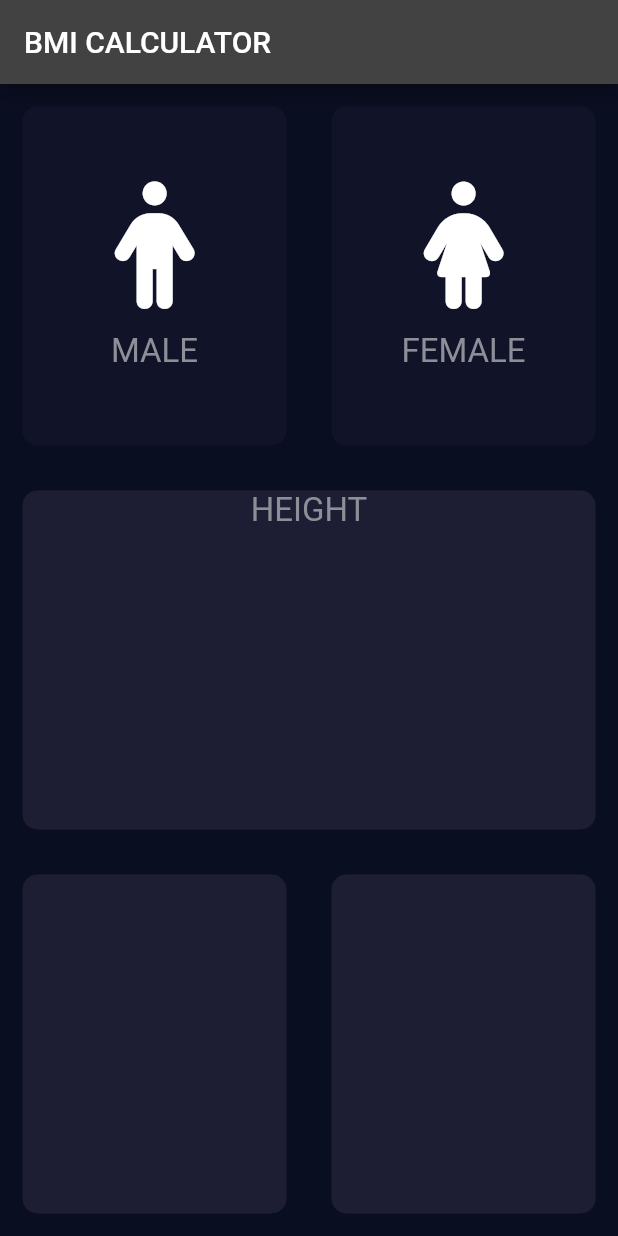
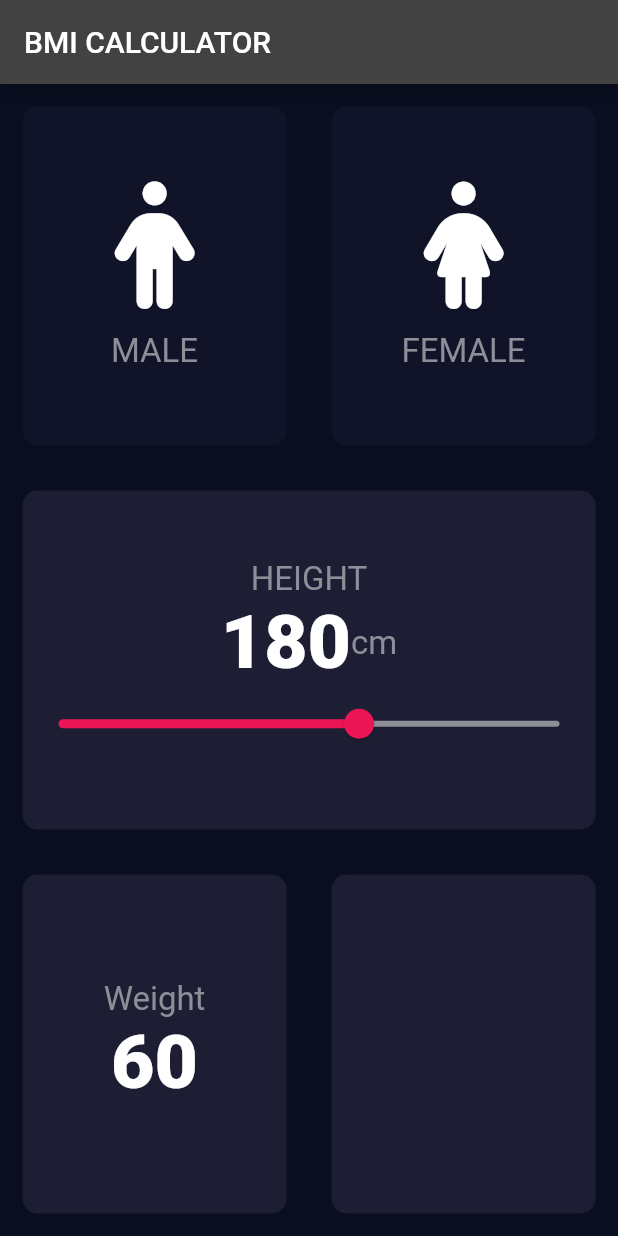
Before and after one commit to muhammad-usmman/Small-Flutter-Projects, a Flutter app: the screen it shows after launch, on a phone screen of 412 x 824 dp. Run offline on Flutter 3.47's test engine with Material 2 defaults, Android fonts, the phone set to English and light mode, and no system bars; our stand-ins replace font_awesome_flutter; missing offline and left inert: dart:html.

Commit message:
finnishing the last expanded widget

```diff
--- a/bmi_calculator/lib/constant.dart
+++ b/bmi_calculator/lib/constant.dart
@@ -8,3 +8,7 @@ color: Color(0xFF8D8E98)
 
 const activecolor = Color(0xFF1D1E33);
 const deactivecolor = Color(0xFF111328);
+const kNumberstyle=TextStyle(
+fontSize: 50.0,
+fontWeight: FontWeight.w900,
+);
--- a/bmi_calculator/lib/input_page.dart
+++ b/bmi_calculator/lib/input_page.dart
@@ -1,3 +1,6 @@
+import 'dart:html';
+
+import 'package:flutter/cupertino.dart';
 import 'package:flutter/material.dart';
 import 'package:font_awesome_flutter/font_awesome_flutter.dart';
 import 'iconTextfile.dart';
@@ -21,7 +24,8 @@ class InputPage extends StatefulWidget {
 
 class _InputPageState extends State<InputPage> {
  Gender selectGender=Gender.other;
-
+int sliderheight=180;
+int sliderWeight=60;
 
   @override
   Widget build(BuildContext context) {
@@ -32,7 +36,8 @@ class _InputPageState extends State<InputPage> {
       body: Column(
         crossAxisAlignment: CrossAxisAlignment.stretch,
         children:<Widget> [
-          Expanded(child: Row(
+          Expanded(child:
+          Row(
             children:<Widget> [
               Expanded(
 
@@ -72,19 +77,70 @@ class _InputPageState extends State<InputPage> {
             ],
           ),
           ),
-          Expanded(child: RepeatContainerCode(
+          Expanded(child:
+          RepeatContainerCode(
             colors: Color(0xFF1D1E33),
             cardwidget: Column(
+              mainAxisAlignment:MainAxisAlignment.center,
               children: [
-                Text('HEIGHT',style:kLabelStyle),
+                Text('HEIGHT',
+                    style:kLabelStyle),
+                Row(
+                  mainAxisAlignment: MainAxisAlignment.center,
+                  children: [
+                    Text(
+                      sliderheight.toString(),
+                    style:kNumberstyle,
+                    ),
+                    Text(
+                      'cm',
+                      style: kLabelStyle,
+                    ),
+                  ],
+                ),
+               Slider(
+                 value: sliderheight.toDouble(),
+                 min: 120.0,
+                 max: 220.0,
+                 activeColor: Color(0xFFEB1555),
+                 inactiveColor: Color(0xFF8d8e98),
+                 onChanged:(double newValue){
+                  setState(() {
+                    sliderheight= newValue.round();
+                  });
+                 },
+               ),
               ],
             ),
            ),
              ),
-          Expanded(child: Row(
+          Expanded(child:
+          Row(
             children:<Widget> [
               Expanded(
-                child: RepeatContainerCode( colors: Color(0xFF1D1E33),),
+                child:
+                RepeatContainerCode(
+                  colors: Color(0xFF1D1E33),
+                cardwidget: Column(
+                  mainAxisAlignment: MainAxisAlignment.center,
+                  children: [
+                    Text(
+                      'Weight',
+                      style: kLabelStyle,
+                    ),
+                    Text(
+                      sliderWeight.toString(),
+                      style: kNumberstyle,
+                    ),
+                    Row(
+                      mainAxisAlignment: MainAxisAlignment.center,
+                      children: [
+
+                      ],
+                    ),
+                  ],
+                ),
+                ),
               ),
               Expanded(
                 child: RepeatContainerCode(   colors: Color(0xFF1D1E33),),),
```
